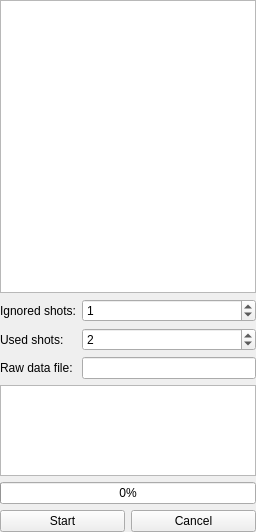
Above: src/madgui/widget/correct/orm_measure.ui from hibtc/madgui before the change. Below: the same form after it.
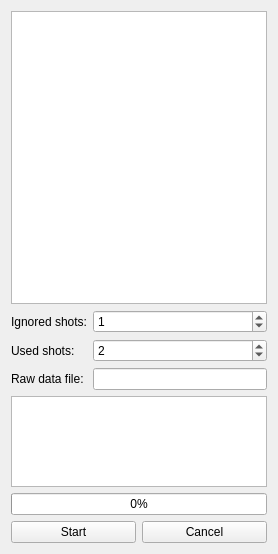
That is the form after the change. Custom widgets are drawn as their Qt base class.

Commit message: Remove cancelling tightness constraints for MeasureWidget

Patch:
```diff
--- a/src/madgui/widget/correct/orm_measure.ui
+++ b/src/madgui/widget/correct/orm_measure.ui
@@ -6,18 +6,6 @@
    <string>ORM scan</string>
   </property>
   <layout class="QVBoxLayout" stretch="2,0,1">
-   <property name="leftMargin">
-    <number>0</number>
-   </property>
-   <property name="topMargin">
-    <number>0</number>
-   </property>
-   <property name="rightMargin">
-    <number>0</number>
-   </property>
-   <property name="bottomMargin">
-    <number>0</number>
-   </property>
    <item>
     <layout class="QHBoxLayout" stretch="1">
      <item>
```
The commit also changes 1 other file.
